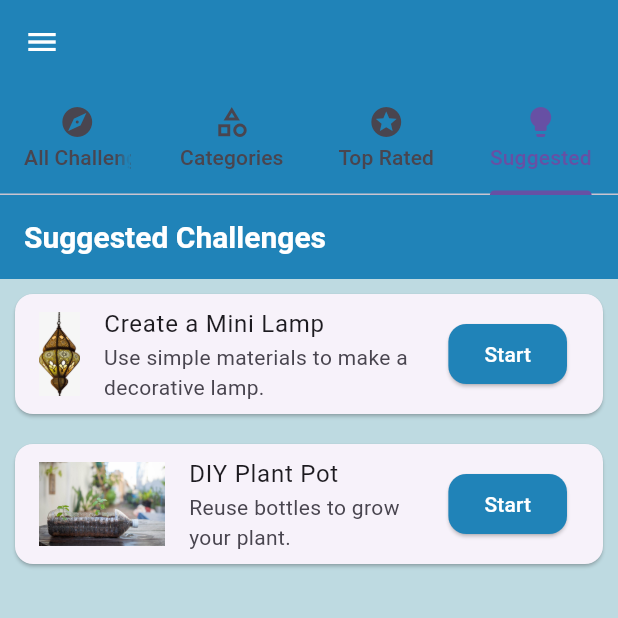
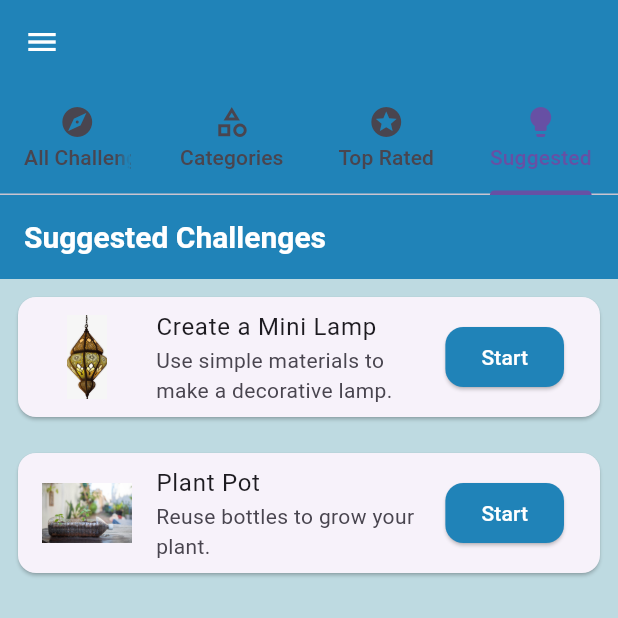
Before and after one commit to danakhairallah/DIY-Project, a Flutter app: the screen it shows after launch, tab 4 chosen, on a phone screen of 412 x 824 dp, the top half of it. Run offline on Flutter 3.47's test engine with Material 3 defaults, Android fonts, the light colour scheme and no system bars; our stand-ins replace flutter_secure_storage, image_picker, shared_preferences, table_calendar.

Commit message:
transate SuggestedPage

```diff
--- a/lib/screens/suggested_page.dart
+++ b/lib/screens/suggested_page.dart
@@ -1,40 +1,43 @@
+import 'package:diy_challenge_app/utils/app_localizations.dart';
 import 'package:flutter/material.dart';
 
 class SuggestedPage extends StatelessWidget {
   const SuggestedPage({super.key});
 
-  final List<Map<String, String>> suggestions = const [
+  @override
+  Widget build(BuildContext context) {
+    final loc = AppLocalizations.of(context)!;
+
+    final List<Map<String, String>> suggestions = [
       {
-      'title': 'Create a Mini Lamp',
-      'description': 'Use simple materials to make a decorative lamp.',
+        'title': loc.translate("mini_lamp_title"),
+        'description': loc.translate("mini_lamp_description"),
         'image': 'assets/images/lamp.jpg',
       },
       {
-      'title': 'DIY Plant Pot',
-      'description': 'Reuse bottles to grow your plant.',
+        'title': loc.translate("plant_pot_title"),
+        'description': loc.translate("plant_pot_description"),
         'image': 'assets/images/plant.jpg',
       },
     ];
 
-  @override
-  Widget build(BuildContext context) {
     return Scaffold(
-      appBar: AppBar(title: Text('Suggested Challenges')),
+      appBar: AppBar(title: Text(loc.translate("suggested_challenges"))),
       body: ListView.builder(
         itemCount: suggestions.length,
         itemBuilder: (context, index) {
-          final suggestion = suggestions[index];
+          final item = suggestions[index];
           return Card(
-            margin: const EdgeInsets.all(10),
+            margin: const EdgeInsets.all(12),
             child: ListTile(
-              leading: Image.asset(suggestion['image']!),
-              title: Text(suggestion['title']!),
-              subtitle: Text(suggestion['description']!),
+              leading: Image.asset(item['image']!, width: 60),
+              title: Text(item['title']!),
+              subtitle: Text(item['description']!),
               trailing: ElevatedButton(
                 onPressed: () {
-                  // Navigate to challenge details
+              Navigator.pushNamed(context, '/upload', arguments: item);
                 },
-                child: Text('Start'),
+                child: Text(loc.translate("start")),
               ),
             ),
           );
```
Also changed, not shown: assets/lang/ar.json (+13 -2 lines), assets/lang/en.json (+7 -4 lines). Lines whose indentation alone changed are shown as unchanged.
